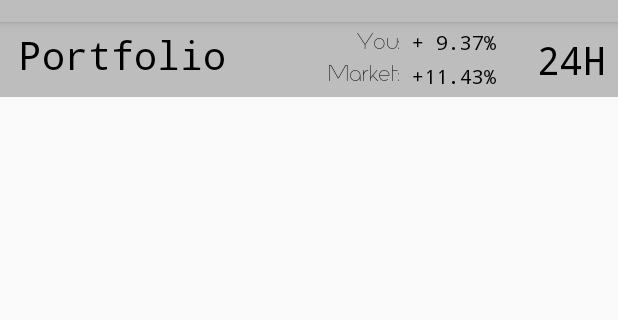
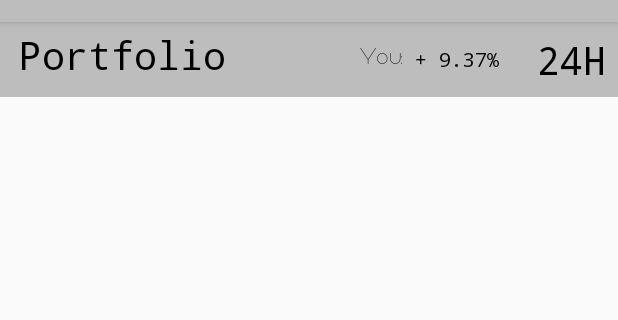
Before and after one commit to yorickvanzweeden/WalletKeepApp, an Android app: the fragment TopBarPortfolioFragment shown on its own in the app's theme, on a phone screen of 412 x 824 dp, the part 62-382 px from its top. Run offline under Robolectric (Android 15) with nearby library versions, the phone set to English and light mode, and no system bars.

Commit message:
Market value removed from portfoliobar

```diff
--- a/app/src/main/res/layout/top_bar_portfolio_fragment.xml
+++ b/app/src/main/res/layout/top_bar_portfolio_fragment.xml
@@ -16,30 +16,20 @@
             android:layout_height="match_parent">
 
             <TextView
-                android:id="@+id/asset_activity_textView_market_change"
-                style="@style/InfoTextNormal"
-                android:layout_width="73dp"
-                android:layout_height="19dp"
-                android:layout_marginBottom="4dp"
-                android:layout_marginEnd="10dp"
-                android:layout_weight="0"
-                android:gravity="start"
-                android:text="+11.43%"
-                app:layout_constraintBottom_toBottomOf="parent"
-                app:layout_constraintEnd_toStartOf="@+id/asset_activity_textView_change_setting" />
-
-            <TextView
                 android:id="@+id/asset_activity_textView_you_change"
                 style="@style/InfoTextNormal"
                 android:layout_width="73dp"
                 android:layout_height="22dp"
-                android:layout_marginEnd="10dp"
-                android:layout_marginTop="4dp"
+                android:layout_marginBottom="8dp"
+                android:layout_marginEnd="8dp"
+                android:layout_marginTop="8dp"
                 android:layout_weight="0"
                 android:gravity="start"
                 android:text="+ 9.37%"
+                app:layout_constraintBottom_toBottomOf="parent"
                 app:layout_constraintEnd_toStartOf="@+id/asset_activity_textView_change_setting"
-                app:layout_constraintTop_toTopOf="parent" />
+                app:layout_constraintTop_toTopOf="parent"
+                app:layout_constraintVertical_bias="0.625" />
 
             <TextView
                 android:id="@+id/asset_activity_textView_change_setting"
@@ -57,32 +47,19 @@
                 android:layout_marginRight="8dp" />
 
             <TextView
-                android:id="@+id/asset_activity_textView_label_market"
-                style="@style/LabelTextNormal"
-                android:layout_width="62dp"
-                android:layout_height="20dp"
-                android:layout_marginBottom="4dp"
-                android:layout_marginEnd="8dp"
-                android:layout_weight="0"
-                android:gravity="end"
-                android:text="@string/label_market"
-                app:layout_constraintBottom_toBottomOf="parent"
-                app:layout_constraintEnd_toStartOf="@+id/asset_activity_textView_market_change" />
-
-            <TextView
                 android:id="@+id/asset_activity_textView_label_you"
                 style="@style/LabelTextNormal"
                 android:layout_width="62dp"
                 android:layout_height="21dp"
+                android:layout_marginBottom="8dp"
                 android:layout_marginEnd="8dp"
-                android:layout_marginTop="4dp"
+                android:layout_marginTop="8dp"
                 android:layout_weight="0"
                 android:gravity="end"
                 android:text="@string/label_you"
-                app:layout_constraintBottom_toTopOf="@+id/asset_activity_textView_label_market"
+                app:layout_constraintBottom_toBottomOf="parent"
                 app:layout_constraintEnd_toStartOf="@+id/asset_activity_textView_you_change"
-                app:layout_constraintTop_toTopOf="parent"
-                app:layout_constraintVertical_bias="1.0" />
+                app:layout_constraintTop_toTopOf="parent" />
 
             <TextView
                 android:id="@+id/asset_activity_textView_portfolio_value"
```
